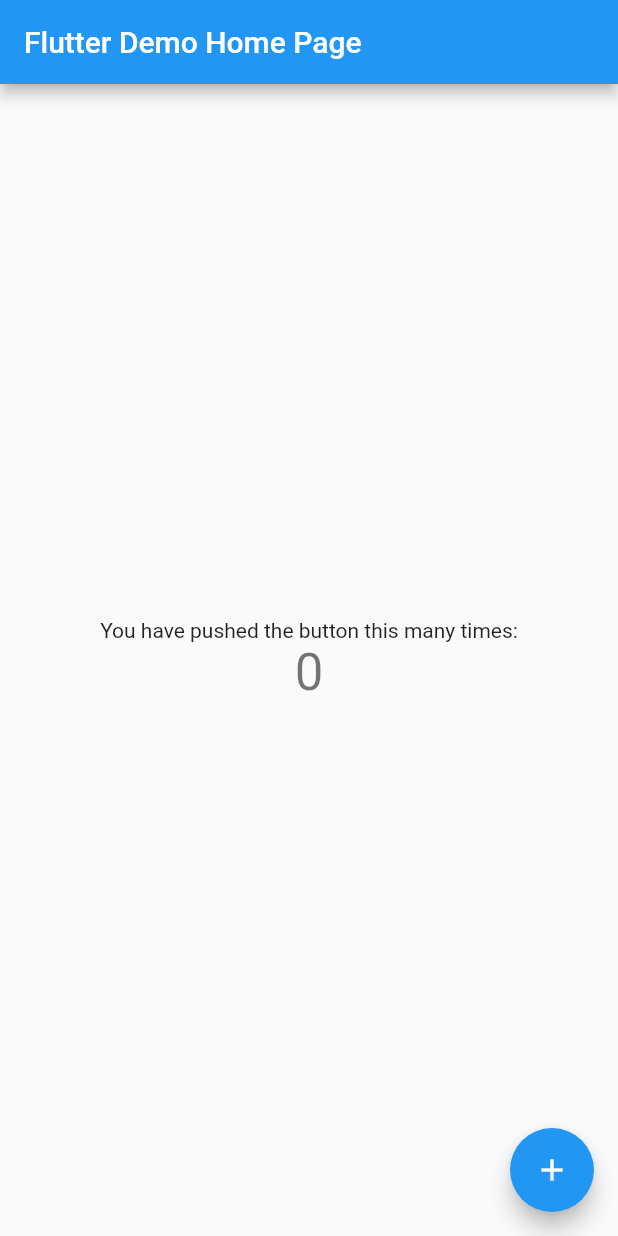
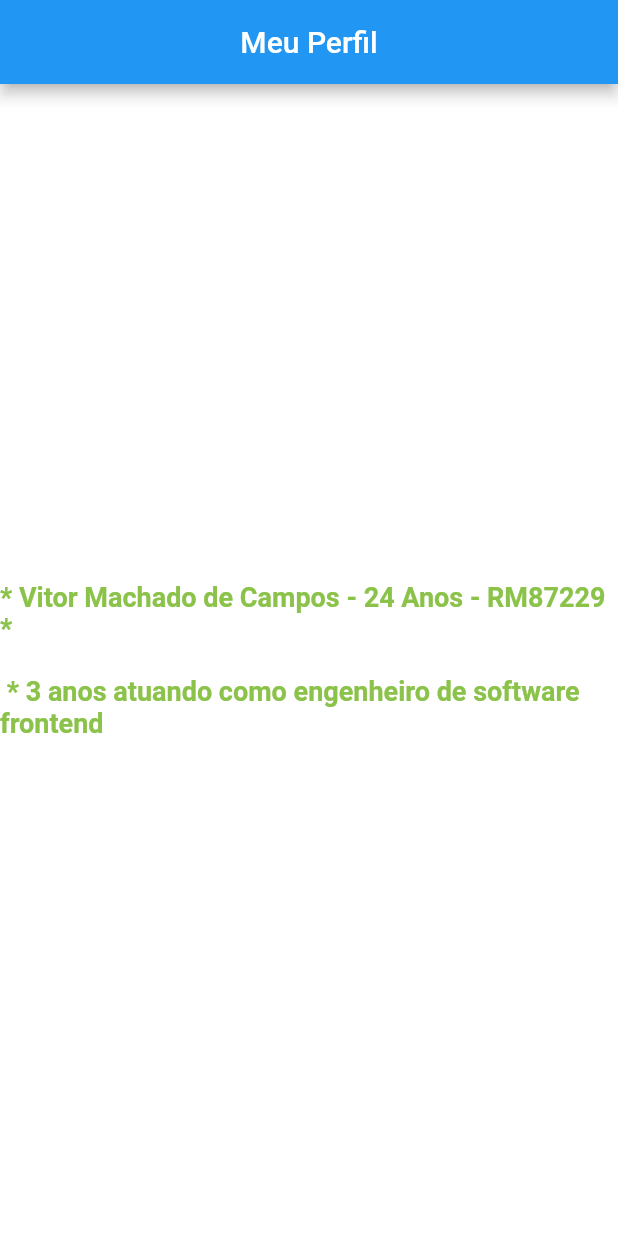
Before and after one commit to vitor-vmc/mobile-flutter-fiap, a Flutter app: the screen it shows after launch, on a phone screen of 412 x 824 dp. Run offline on Flutter 3.47's test engine with Material 2 defaults, Android fonts, the phone set to English and light mode, and no system bars.

Commit message:
feat: app_01

```diff
--- a/flutter-apps/app_01/lib/main.dart
+++ b/flutter-apps/app_01/lib/main.dart
@@ -1,3 +1,4 @@
+import 'package:app_01/my_profile.dart';
 import 'package:flutter/material.dart';
 
 void main() {
@@ -5,109 +6,14 @@ void main() {
 }
 
 class MyApp extends StatelessWidget {
-  // This widget is the root of your application.
   @override
   Widget build(BuildContext context) {
     return MaterialApp(
       title: 'Flutter Demo',
       theme: ThemeData(
-        // This is the theme of your application.
-        //
-        // Try running your application with "flutter run". You'll see the
-        // application has a blue toolbar. Then, without quitting the app, try
-        // changing the primarySwatch below to Colors.green and then invoke
-        // "hot reload" (press "r" in the console where you ran "flutter run",
-        // or simply save your changes to "hot reload" in a Flutter IDE).
-        // Notice that the counter didn't reset back to zero; the application
-        // is not restarted.
         primarySwatch: Colors.blue,
       ),
-      home: MyHomePage(title: 'Flutter Demo Home Page'),
+      home: MyProfile(),
     );
   }
 }
-
-class MyHomePage extends StatefulWidget {
-  MyHomePage({Key key, this.title}) : super(key: key);
-
-  // This widget is the home page of your application. It is stateful, meaning
-  // that it has a State object (defined below) that contains fields that affect
-  // how it looks.
-
-  // This class is the configuration for the state. It holds the values (in this
-  // case the title) provided by the parent (in this case the App widget) and
-  // used by the build method of the State. Fields in a Widget subclass are
-  // always marked "final".
-
-  final String title;
-
-  @override
-  _MyHomePageState createState() => _MyHomePageState();
-}
-
-class _MyHomePageState extends State<MyHomePage> {
-  int _counter = 0;
-
-  void _incrementCounter() {
-    setState(() {
-      // This call to setState tells the Flutter framework that something has
-      // changed in this State, which causes it to rerun the build method below
-      // so that the display can reflect the updated values. If we changed
-      // _counter without calling setState(), then the build method would not be
-      // called again, and so nothing would appear to happen.
-      _counter++;
-    });
-  }
-
-  @override
-  Widget build(BuildContext context) {
-    // This method is rerun every time setState is called, for instance as done
-    // by the _incrementCounter method above.
-    //
-    // The Flutter framework has been optimized to make rerunning build methods
-    // fast, so that you can just rebuild anything that needs updating rather
-    // than having to individually change instances of widgets.
-    return Scaffold(
-      appBar: AppBar(
-        // Here we take the value from the MyHomePage object that was created by
-        // the App.build method, and use it to set our appbar title.
-        title: Text(widget.title),
-      ),
-      body: Center(
-        // Center is a layout widget. It takes a single child and positions it
-        // in the middle of the parent.
-        child: Column(
-          // Column is also a layout widget. It takes a list of children and
-          // arranges them vertically. By default, it sizes itself to fit its
-          // children horizontally, and tries to be as tall as its parent.
-          //
-          // Invoke "debug painting" (press "p" in the console, choose the
-          // "Toggle Debug Paint" action from the Flutter Inspector in Android
-          // Studio, or the "Toggle Debug Paint" command in Visual Studio Code)
-          // to see the wireframe for each widget.
-          //
-          // Column has various properties to control how it sizes itself and
-          // how it positions its children. Here we use mainAxisAlignment to
-          // center the children vertically; the main axis here is the vertical
-          // axis because Columns are vertical (the cross axis would be
-          // horizontal).
-          mainAxisAlignment: MainAxisAlignment.center,
-          children: <Widget>[
-            Text(
-              'You have pushed the button this many times:',
-            ),
-            Text(
-              '$_counter',
-              style: Theme.of(context).textTheme.headline4,
-            ),
-          ],
-        ),
-      ),
-      floatingActionButton: FloatingActionButton(
-        onPressed: _incrementCounter,
-        tooltip: 'Increment',
-        child: Icon(Icons.add),
-      ), // This trailing comma makes auto-formatting nicer for build methods.
-    );
-  }
-}
--- /dev/null
+++ b/flutter-apps/app_01/lib/my_profile.dart
@@ -0,0 +1,25 @@
+import 'package:flutter/material.dart';
+
+class MyProfile extends StatelessWidget {
+  @override
+  Widget build(BuildContext context) {
+    return Scaffold(
+      appBar: AppBar(
+        title: Text("Meu Perfil"),
+        centerTitle: true,
+      ),
+      body: Container(
+        color: Colors.white,
+        child: Center(
+          child: Text(
+            "* Vitor Machado de Campos - 24 Anos - RM87229 * \n\n * 3 anos atuando como engenheiro de software frontend",
+            style: TextStyle(
+                fontSize: 18,
+                color: Colors.lightGreen,
+                fontWeight: FontWeight.bold),
+          ),
+        ),
+      ),
+    );
+  }
+}
```
